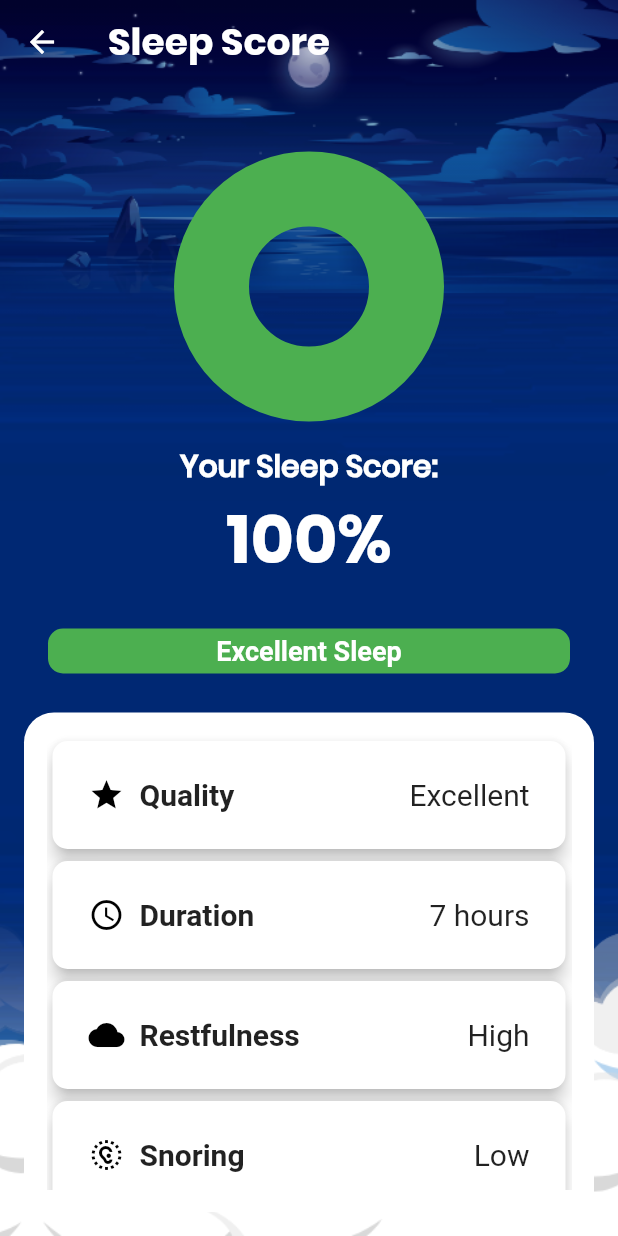
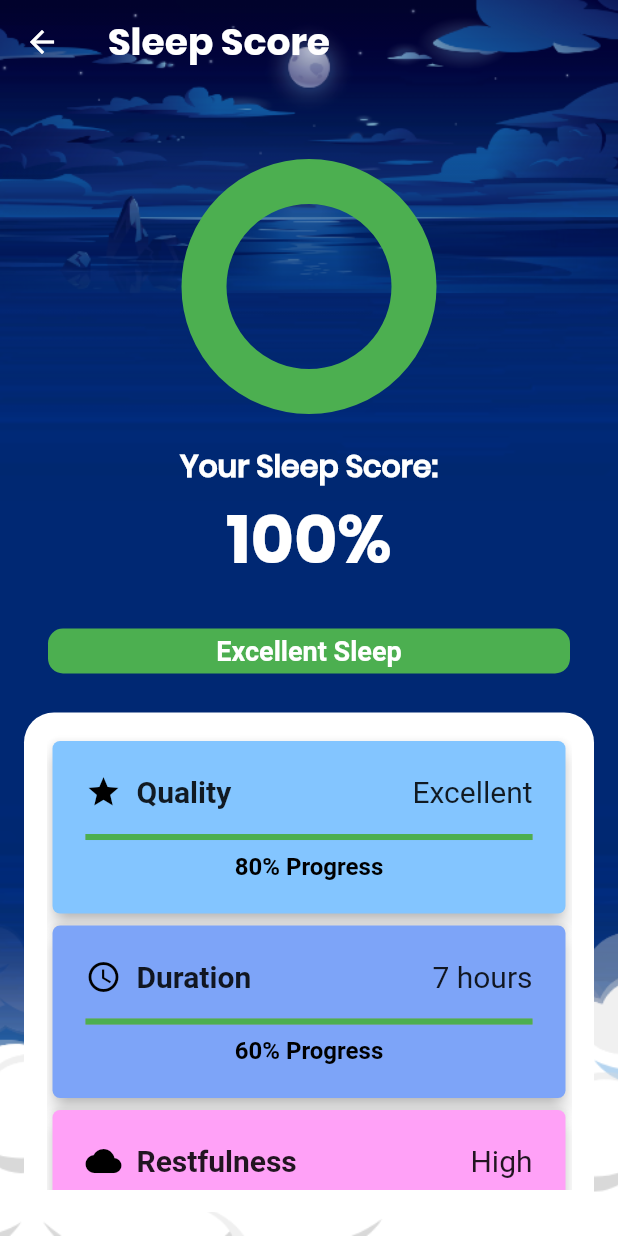
Before and after one commit to cob-byte/smart_baby_cradle, a Flutter app: the SleepScoreScreen screen opened by its route, on a phone screen of 412 x 824 dp. Run offline on Flutter 3.47's test engine with Material 2 defaults, Android fonts, the phone set to English and light mode, and no system bars; drawn by our look-alikes of fl_chart; our stand-ins replace assets_audio_player, firebase_auth, firebase_core, firebase_database, firebase_messaging, firebase_storage and 7 more; missing offline and left inert: flutter_facebook_auth, flutter_inappwebview; accounts and stored records are empty.

Commit message:
sleep score UI

```diff
--- a/lib/screens/sleep_score_screen.dart
+++ b/lib/screens/sleep_score_screen.dart
@@ -35,17 +35,30 @@ class SleepScoreScreen extends StatelessWidget {
     }
   }
 
-  Widget _buildExpandedCard(String title, String value, IconData icon) {
+  Widget _buildOverallProgressBar() {
+    return LinearProgressIndicator(
+      value: sleepScore / 100.0, // Use the sleepScore to determine the progress
+      backgroundColor: Colors.grey,
+      valueColor: AlwaysStoppedAnimation<Color>(
+        _getStatusBarColor(sleepScore),
+      ),
+    );
+  }
+
+  Widget _buildExpandedCard(String title, String value, IconData icon,
+      Color cardColor, double progress) {
     return Expanded(
       child: Card(
         elevation: 5,
-        color: Colors.white,
+        color: cardColor,
         shape: RoundedRectangleBorder(
-          borderRadius: BorderRadius.circular(10.0),
+          borderRadius: BorderRadius.circular(5.0),
         ),
         child: Padding(
-          padding: const EdgeInsets.all(24.0),
-          child: Row(
+          padding: const EdgeInsets.all(22.0),
+          child: Column(
+            children: <Widget>[
+              Row(
                 mainAxisAlignment: MainAxisAlignment.spaceBetween,
                 children: <Widget>[
                   Row(
@@ -73,6 +86,19 @@ class SleepScoreScreen extends StatelessWidget {
                   ),
                 ],
               ),
+              SizedBox(height: 16),
+              _buildOverallProgressBar(),
+              SizedBox(height: 8),
+              Text(
+                '${(progress * 100).round()}% Progress',
+                style: TextStyle(
+                  fontSize: 16,
+                  fontWeight: FontWeight.bold,
+                  color: Colors.black,
+                ),
+              ),
+            ],
+          ),
         ),
       ),
     );
@@ -80,6 +106,13 @@ class SleepScoreScreen extends StatelessWidget {
 
   @override
   Widget build(BuildContext context) {
+    List<Color> cardColors = [
+      Color.fromARGB(255, 131, 197, 255), // Customize colors as needed
+      Color.fromARGB(255, 125, 164, 248),
+      Color.fromARGB(255, 255, 161, 247),
+      Color.fromARGB(255, 255, 195, 248),
+    ];
+
     return Scaffold(
       appBar: AppBar(
         title: Text('Sleep Score'),
@@ -109,20 +142,20 @@ class SleepScoreScreen extends StatelessWidget {
                   ),
                   child: PieChart(
                     PieChartData(
-                      sectionsSpace: 2,
-                      centerSpaceRadius: 40,
+                      sectionsSpace: 1,
+                      centerSpaceRadius: 55,
                       sections: [
                         PieChartSectionData(
                           value: sleepScore.toDouble(),
                           color: _getStatusBarColor(sleepScore),
                           title: '',
-                          radius: 50,
-                          showTitle: false, // Hide the title
+                          radius: 30, // Adjust thickness as needed
+                          showTitle: false,
                         ),
                         PieChartSectionData(
                           value: (100 - sleepScore).toDouble(),
                           color: Colors.transparent,
-                          radius: 50,
+                          radius: 30,
                         ),
                       ],
                     ),
@@ -190,21 +223,29 @@ class SleepScoreScreen extends StatelessWidget {
                           'Quality',
                           'Excellent',
                           Icons.star,
+                          cardColors[0],
+                          0.8, // Example progress value, adjust as needed
                         ),
                         _buildExpandedCard(
                           'Duration',
                           '7 hours',
                           Icons.access_time,
+                          cardColors[1],
+                          0.6, // Example progress value, adjust as needed
                         ),
                         _buildExpandedCard(
                           'Restfulness',
                           'High',
                           Icons.cloud,
+                          cardColors[2],
+                          0.7, // Example progress value, adjust as needed
                         ),
                         _buildExpandedCard(
                           'Snoring',
                           'Low',
                           Icons.noise_aware,
+                          cardColors[3],
+                          0.5, // Example progress value, adjust as needed
                         ),
                       ],
                     ),
```
Lines whose indentation alone changed are shown as unchanged.
